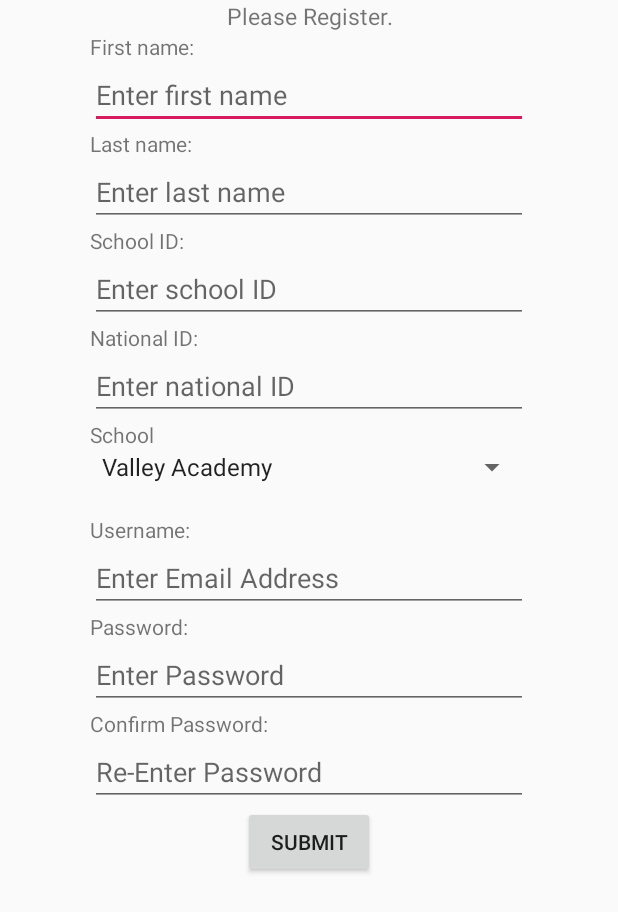
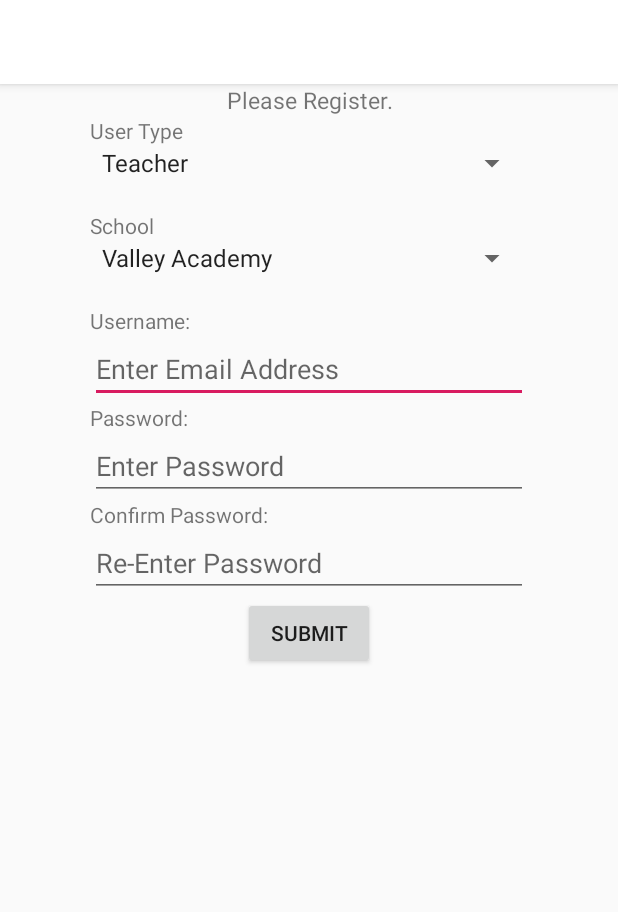
Before and after one commit to chloesheen/RKFMonitor, an Android app: the RegisterActivity screen opened directly, with no data from a screen before it, on a phone screen of 412 x 824 dp. Shown: the top 912 px of the screen. Run offline under Robolectric (Android 15) with nearby library versions, the phone set to English and light mode, and no system bars.

Commit message:
changed registration view

```diff
--- a/app/src/main/AndroidManifest.xml
+++ b/app/src/main/AndroidManifest.xml
@@ -30,8 +30,7 @@
             android:label="@string/title_activity_second"
             android:theme="@style/AppTheme.NoActionBar" />
         <activity
-            android:name=".activities.RegisterActivity"
-            android:theme="@style/AppTheme.NoActionBar" />
+            android:name=".activities.RegisterActivity" />
         <activity
             android:name=".activities.TeacherDashboard"
             android:label="@string/title_activity_teacher_dashboard"
--- a/app/src/main/java/com/example/app/activities/RegisterActivity.java
+++ b/app/src/main/java/com/example/app/activities/RegisterActivity.java
@@ -52,14 +52,20 @@ public class RegisterActivity extends AppCompatActivity {
             }
 
         });
+
+        Spinner spinner2 = (Spinner) findViewById(R.id.user_spinner);
+        ArrayAdapter<CharSequence> adapter2 = ArrayAdapter.createFromResource(this,
+                R.array.user_array, android.R.layout.simple_spinner_item);
+        adapter2.setDropDownViewResource(android.R.layout.simple_spinner_dropdown_item);
+        spinner2.setAdapter(adapter2);
+
         Spinner spinner = (Spinner) findViewById(R.id.school_spinner);
-        // Create an ArrayAdapter using the string array and a default spinner layout
         ArrayAdapter<CharSequence> adapter = ArrayAdapter.createFromResource(this,
                 R.array.school_array, android.R.layout.simple_spinner_item);
-// Specify the layout to use when the list of choices appears
         adapter.setDropDownViewResource(android.R.layout.simple_spinner_dropdown_item);
-// Apply the adapter to the spinner
         spinner.setAdapter(adapter);
+
+
 
     }
 }
--- a/app/src/main/res/layout/activity_login.xml
+++ b/app/src/main/res/layout/activity_login.xml
@@ -85,7 +85,7 @@
         <TextView
             android:layout_width="match_parent"
             android:layout_height="wrap_content"
-            android:text="Not Registered?"
+            android:text="New User?"
             android:gravity="center"/>
 
         <Button
@@ -93,7 +93,7 @@
             android:layout_width="wrap_content"
             android:layout_height="wrap_content"
             android:layout_gravity="center"
-            android:text="Click to register"/>
+            android:text="Register Here"/>
 
     </LinearLayout>
 
--- a/app/src/main/res/layout/activity_register.xml
+++ b/app/src/main/res/layout/activity_register.xml
@@ -15,6 +15,7 @@
         android:layout_marginStart="60dp"
         android:layout_marginEnd="60dp">
 
+
         <TextView
             android:id="@+id/signin_textview"
             android:layout_width="match_parent"
@@ -24,56 +25,16 @@
             android:text="Please Register."/>
 
         <TextView
-            android:id="@+id/firstname_textview"
+            android:id="@+id/user_textview"
             android:layout_width="match_parent"
             android:layout_height="wrap_content"
-            android:text="First name:"/>
+            android:text="User Type" />
 
-        <EditText
-            android:id="@+id/firstname_edittext"
-            android:layout_width="match_parent"
+        <Spinner
+            android:id="@+id/user_spinner"
+            android:layout_width="fill_parent"
             android:layout_height="wrap_content"
-            android:hint="Enter first name"
-            android:inputType = "textPersonName"/>
-
-        <TextView
-            android:id="@+id/lastname_textview"
-            android:layout_width="match_parent"
-            android:layout_height="wrap_content"
-            android:text="Last name:"/>
-
-        <EditText
-            android:id="@+id/lastname_edittext"
-            android:layout_width="match_parent"
-            android:layout_height="wrap_content"
-            android:hint="Enter last name"
-            android:inputType="textPersonName"/>
-
-        <TextView
-            android:id="@+id/schoolID_textview"
-            android:layout_width="match_parent"
-            android:layout_height="wrap_content"
-            android:text="School ID:"/>
-
-        <EditText
-            android:id="@+id/schoolID_edittext"
-            android:layout_width="match_parent"
-            android:layout_height="wrap_content"
-            android:hint="Enter school ID"
-            android:inputType="textPersonName"/>
-
-        <TextView
-            android:id="@+id/nationalID_textview"
-            android:layout_width="match_parent"
-            android:layout_height="wrap_content"
-            android:text="National ID:"/>
-
-        <EditText
-            android:id="@+id/nationalID_edittext"
-            android:layout_width="match_parent"
-            android:layout_height="wrap_content"
-            android:hint="Enter national ID"
-            android:inputType="textPersonName"/>
+            android:layout_marginBottom="20dip"/>
 
         <TextView
             android:id="@+id/school_textview"
--- a/app/src/main/res/values/strings.xml
+++ b/app/src/main/res/values/strings.xml
@@ -32,6 +32,15 @@
         <item>Elimu de Ark</item>
 
     </string-array>
+
+    <string-array name="user_array">
+        <item>Teacher</item>
+        <item>Cook</item>
+        <item>Organization</item>
+
+
+    </string-array>
+
     <string name="title_activity_home">HomeActivity</string>
     <string name="title_activity_second">SecondActivity</string>
     <string name="title_activity_splash">Splash</string>
```
